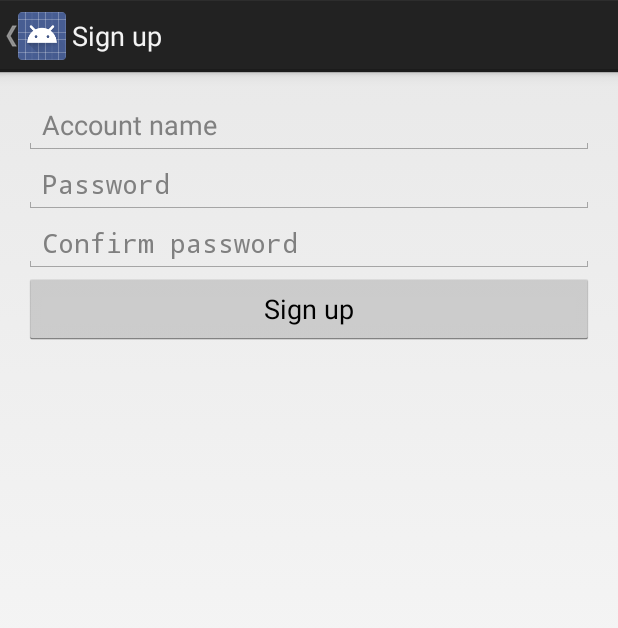
After one commit to varsi94/AuctionApp, an Android app: the RegisterActivity screen opened directly, with no data from a screen before it, on a phone screen of 412 x 824 dp. The commit adds this screen. Shown: the top 628 px of the screen. Run offline under Robolectric (Android 15) with nearby library versions, the phone set to English and light mode, and no system bars.

Commit message:
Regisztráció készítése

```diff
--- a/app/src/main/java/hu/bute/auctionapp/parsewrapper/CloudHandler.java
+++ b/app/src/main/java/hu/bute/auctionapp/parsewrapper/CloudHandler.java
@@ -16,6 +16,8 @@ public interface CloudHandler {
 
     public void getUser(String username, String password, ResultCallback callback);
 
+    public void saveUser(String username, String password, ResultCallback callback);
+
     public void getStore(String objectid, ResultCallback callback);
 
     public void saveStore(StoreData data);
--- /dev/null
+++ b/app/src/main/res/layout/activity_register.xml
@@ -0,0 +1,53 @@
+<LinearLayout xmlns:android="http://schemas.android.com/apk/res/android"
+    xmlns:tools="http://schemas.android.com/tools" android:layout_width="match_parent"
+    android:layout_height="match_parent" android:paddingLeft="@dimen/activity_horizontal_margin"
+    android:paddingRight="@dimen/activity_horizontal_margin"
+    android:paddingTop="@dimen/activity_vertical_margin"
+    android:paddingBottom="@dimen/activity_vertical_margin"
+    tools:context="hu.bute.auctionapp.activities.RegisterActivity"
+    android:orientation="vertical">
+    <ProgressBar
+        android:id="@+id/login_progress"
+        style="?android:attr/progressBarStyleLarge"
+        android:layout_width="wrap_content"
+        android:layout_height="wrap_content"
+        android:layout_marginBottom="8dp"
+        android:visibility="gone" />
+
+    <ScrollView
+        android:layout_width="match_parent"
+        android:layout_height="match_parent">
+        <LinearLayout
+            android:layout_width="match_parent"
+            android:layout_height="match_parent"
+            android:orientation="vertical">
+
+            <EditText
+                android:layout_width="match_parent"
+                android:layout_height="wrap_content"
+                android:id="@+id/emailText"
+                android:hint="@string/prompt_email"/>
+
+            <EditText
+                android:layout_width="match_parent"
+                android:layout_height="wrap_content"
+                android:id="@+id/password1Text"
+                android:hint="@string/prompt_password"
+                android:inputType="textPassword"/>
+
+            <EditText
+                android:layout_width="match_parent"
+                android:layout_height="wrap_content"
+                android:id="@+id/password2Text"
+                android:hint="@string/confirmPassword"
+                android:inputType="textPassword"/>
+
+            <Button
+                android:layout_width="match_parent"
+                android:layout_height="wrap_content"
+                android:id="@+id/signUpBtn"
+                android:text="@string/register" />
+
+        </LinearLayout>
+    </ScrollView>
+</LinearLayout>
--- a/app/src/main/res/values/strings.xml
+++ b/app/src/main/res/values/strings.xml
@@ -4,5 +4,9 @@
     <string name="app_name">AuctionApp</string>
     <string name="hello_world">Hello world!</string>
     <string name="action_settings">Settings</string>
+    <string name="register">Sign up</string>
+    <string name="signIn">Sign in</string>
+    <string name="title_activity_register">Sign up</string>
+    <string name="successfulSignUp">Sign up successful!</string>
 
 </resources>
--- a/app/src/main/res/values/strings_activity_login.xml
+++ b/app/src/main/res/values/strings_activity_login.xml
@@ -11,4 +11,7 @@
     <string name="error_invalid_password">This password is too short</string>
     <string name="error_incorrect_password">This password is incorrect</string>
     <string name="error_field_required">This field is required</string>
+    <string name="confirmPassword">Confirm password</string>
+    <string name="differentPwd">Passwords are different!</string>
+    <string name="usernameOccupied">Username is already occupied!</string>
 </resources>
```
Also changed, not shown: app/src/main/AndroidManifest.xml (+14 -5 lines), app/src/main/java/hu/bute/auctionapp/activities/LoginActivity.java (+9 -0 lines), app/src/main/java/hu/bute/auctionapp/activities/RegisterActivity.java (added, +85 -0 lines), app/src/main/java/hu/bute/auctionapp/parsewrapper/ParseHandler.java (+25 -13 lines), app/src/main/res/layout/activity_login.xml (+10 -1 lines).
